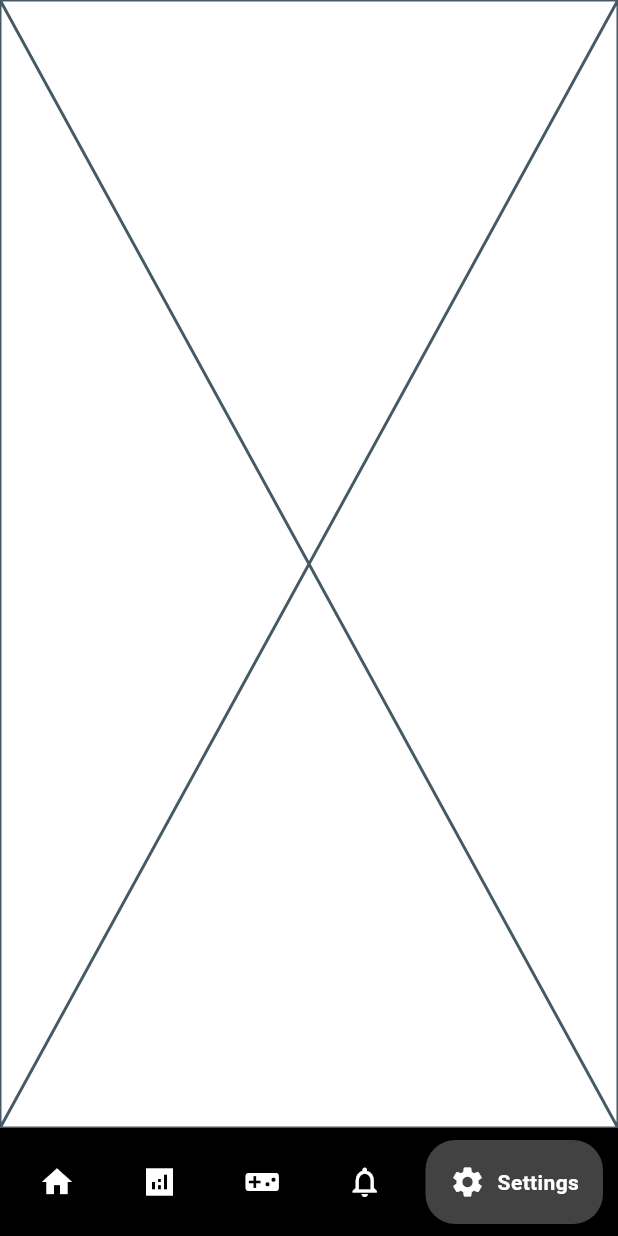
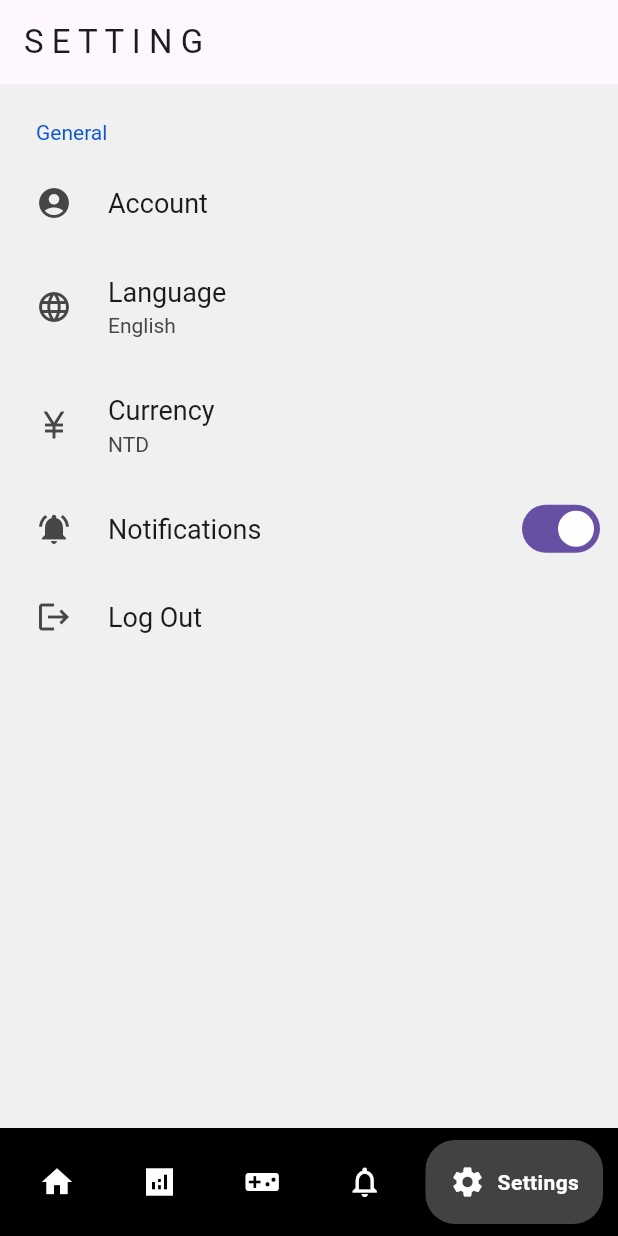
Before and after one commit to KennethOng02/PetCoin, a Flutter app: the screen it shows after launch, item 5 of the bottom bar chosen, on a phone screen of 412 x 824 dp. Run offline on Flutter 3.47's test engine with Material 3 defaults, Android fonts, the phone set to English and light mode, and no system bars; drawn by our look-alikes of google_nav_bar, settings_ui; our stand-ins replace firebase_core, toggle_switch; accounts and stored records are empty.

Commit message:
add User Setting page
setting skeletons

```diff
--- a/lib/mainPage.dart
+++ b/lib/mainPage.dart
@@ -2,6 +2,7 @@ import 'package:flutter/material.dart';
 import 'package:google_nav_bar/google_nav_bar.dart';
 import 'package:petcoin/screens/homePage.dart';
 import 'package:petcoin/screens/notificationpage.dart';
+import 'package:petcoin/screens/userSettings.dart';
 
 class MainPage extends StatefulWidget {
   @override
@@ -16,7 +17,7 @@ class _MainPageState extends State<MainPage> {
     Placeholder(),
     Placeholder(),
     NotificationPage(),
-    Placeholder(),
+    UserSettings(),
   ];
 
   void _onItemTapped(int index) {
--- a/lib/screens/notificationpage.dart
+++ b/lib/screens/notificationpage.dart
@@ -4,6 +4,9 @@ class NotificationPage extends StatelessWidget {
   @override
   Widget build(BuildContext context) {
     return Scaffold(
+      appBar: AppBar(
+        title: Text('N O T I F I C A T I O N'),
+      ),
       body: ListView.separated(
           itemBuilder: (context, index) {
             return ListTile(
--- /dev/null
+++ b/lib/screens/userSettings.dart
@@ -0,0 +1,64 @@
+import 'package:flutter/material.dart';
+import 'package:petcoin/screens/signIn.dart';
+import 'package:settings_ui/settings_ui.dart';
+
+class UserSettings extends StatefulWidget {
+  @override
+  State<UserSettings> createState() => _UserSettingsState();
+}
+
+class _UserSettingsState extends State<UserSettings> {
+  @override
+  Widget build(BuildContext context) {
+    String selectedCurrency = 'NTD';
+    bool areNotificationsEnabled = true;
+
+    return Scaffold(
+      appBar: AppBar(
+        title: Text('S E T T I N G'),
+      ),
+      body: SettingsList(
+        sections: [
+          SettingsSection(
+            title: Text('General'),
+            tiles: <SettingsTile>[
+              SettingsTile(
+                leading: Icon(Icons.account_circle_sharp),
+                title: Text('Account'),
+                onPressed: (context) {
+                  Navigator.of(context).push(
+                    MaterialPageRoute(builder: (_) => LoginPage()),
+                  );
+                },
+              ),
+              SettingsTile(
+                leading: Icon(Icons.language),
+                title: Text('Language'),
+                value: Text('English'),
+              ),
+              SettingsTile(
+                title: Text('Currency'),
+                leading: Icon(Icons.currency_yen_sharp),
+                value: Text(selectedCurrency),
+              ),
+              SettingsTile.switchTile(
+                title: Text('Notifications'),
+                leading: Icon(Icons.notifications_active),
+                onToggle: (bool isEnabled) {
+                  setState(() {
+                    areNotificationsEnabled = isEnabled;
+                  });
+                },
+                initialValue: areNotificationsEnabled,
+              ),
+              SettingsTile(
+                title: Text('Log Out'),
+                leading: Icon(Icons.logout),
+              )
+            ],
+          ),
+        ],
+      ),
+    );
+  }
+}
--- a/pubspec.yaml
+++ b/pubspec.yaml
@@ -15,6 +15,7 @@ dependencies:
   toggle_switch: ^2.3.0
   firebase_core: ^2.31.1
   firebase_auth: ^4.19.6
+  settings_ui: ^2.0.2
 
 dev_dependencies:
   flutter_test:
```
Also changed, not shown: lib/screens/register.dart (+7 -0 lines), lib/screens/signIn.dart (+7 -0 lines), pubspec.lock.
